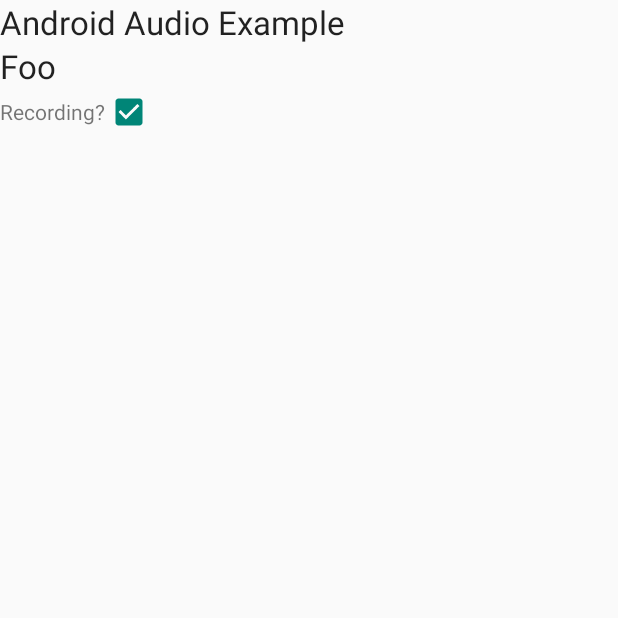
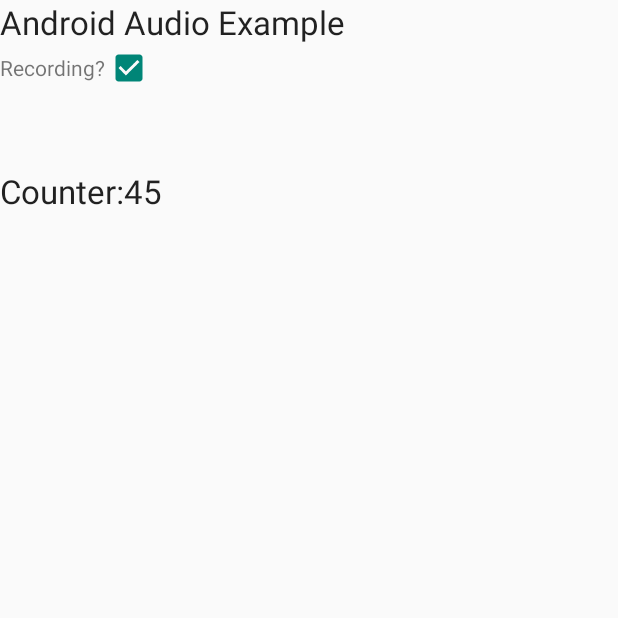
Before and after one commit to H7DE/GroupProjectAndroidApp, an Android app: the AudioActivity screen opened directly, with no data from a screen before it, after a tap on an icon or button, on a phone screen of 412 x 824 dp, the top half of it. Run offline under Robolectric (Android 15) with nearby library versions, the phone set to English and light mode, and no system bars.

Commit message:
Basic concurrent ui updates

```diff
--- a/app/src/main/java/com/imperial/group/audiovis/AudioActivity.java
+++ b/app/src/main/java/com/imperial/group/audiovis/AudioActivity.java
@@ -6,10 +6,14 @@ import android.media.AudioManager;
 import android.media.AudioRecord;
 import android.media.MediaRecorder;
 import android.os.Bundle;
+import android.os.Handler;
 import android.util.Log;
 import android.view.View;
 import android.widget.CheckBox;
 import android.widget.TextView;
+
+import java.nio.Buffer;
+import java.nio.ShortBuffer;
 
 /**
  * Created by rick on 19/10/2015.
@@ -17,6 +21,7 @@ import android.widget.TextView;
 public class AudioActivity extends Activity {
 
     public static final String DEBUG = "DEBUG";
+    private static final long REPEAT_INTERVAL = 40;
     private AudioRecord recorder;
     private static final int RECORDER_SAMPLERATE = 8000;
     private static final int RECORDER_CHANNELS = AudioFormat.CHANNEL_IN_MONO;
@@ -24,22 +29,17 @@ public class AudioActivity extends Activity {
 
     private Thread recordingThread = null;
     private boolean isRecording = false;
+    private TextView textView;
+
+    private Handler handler;
 
     @Override
     protected void onCreate(Bundle savedInstanceState) {
         super.onCreate(savedInstanceState);
         setContentView(R.layout.audio_layout);
-//        recorder = new AudioRecord(MediaRecorder.AudioSource.MIC, 44100,
-//                RECORDER_SAMPLERATE, RECORDER_AUDIO_ENCODING, AudioRecord.getMinBufferSize(RECORDER_SAMPLERATE, RECORDER_CHANNELS, RECORDER_AUDIO_ENCODING));
-
-        TextView msg = (TextView) findViewById(R.id.textView2);
-        msg.setText("Foo");
-//        Log.d("DEBUG", "" + recorder.getState());
-
-        //CONFIGURE BUTTONS
-        //START/STOP recording
-
-        //Visualize audio data
+        textView = (TextView) findViewById(R.id.textView2);
+        textView.setText("----------------------------------------");
+        handler = new Handler();
     }
 
     public void onCheckboxClicked(View view) {
@@ -60,8 +60,9 @@ public class AudioActivity extends Activity {
         }
     }
 
+    static int counter = 0;
     private void startRecording() {
-        int BufferElements2Rec = 1024; // want to play 2048 (2K) since 2 bytes we use only 1024
+        final int BufferElements2Rec = 1024; // want to play 2048 (2K) since 2 bytes we use only 1024
         int BytesPerElement = 2; // 2 bytes in 16bit format
         recorder = new AudioRecord(MediaRecorder.AudioSource.MIC,
                 RECORDER_SAMPLERATE, RECORDER_CHANNELS,
@@ -69,12 +70,37 @@ public class AudioActivity extends Activity {
 
         recorder.startRecording();
         isRecording = true;
-        recordingThread = new Thread(new Runnable() {
+//        int counter = 0;
+        Runnable updateVisualizer = new Runnable() {
+            @Override
             public void run() {
-                Log.d(DEBUG, "RECORDING");
+
+                if (isRecording) // if we are already recording
+                {
+                    textView.setText("Counter:" + ++counter);
+                    // update in 40 milliseconds
+                    handler.postDelayed(this, REPEAT_INTERVAL);
+                }
             }
-        }, "AudioRecorder Thread");
-        recordingThread.start();
+        };
+
+        handler.post(updateVisualizer);
+//        recordingThread = new Thread(new Runnable() {
+//            public void run() {
+//                Log.d(DEBUG, "RECORDING");
+//                short[] audioData = new short[BufferElements2Rec];
+//                int counter = 0;
+////                while(isRecording){
+////                    int bufferReadResult = recorder.read(audioData, 0, audioData.length);
+////                    if(bufferReadResult == BufferElements2Rec){
+////                        Buffer realAudioData1024 = ShortBuffer.wrap(audioData, 0, 1024);
+//////                        textView.setText("Counter:" + 0);
+////                    }
+////
+////                }
+//            }
+//        }, "AudioRecorder Thread");
+//        runOnUiThread(recordingThread);
     }
 
     private void stopRecording() {
@@ -85,6 +111,7 @@ public class AudioActivity extends Activity {
             recorder.release();
             recorder = null;
             recordingThread = null;
+            Log.d(DEBUG, "STOPPED RECORDING");
         }
     }
 
--- a/app/src/main/res/layout/audio_layout.xml
+++ b/app/src/main/res/layout/audio_layout.xml
@@ -1,40 +1,43 @@
 <?xml version="1.0" encoding="utf-8"?>
 <LinearLayout xmlns:android="http://schemas.android.com/apk/res/android"
-    android:layout_width="match_parent" android:layout_height="match_parent"
-    android:orientation="vertical">
+    android:layout_width="match_parent"
+    android:layout_height="match_parent"
+    android:orientation="vertical"
+    android:weightSum="1">
 
     <TextView
+        android:id="@+id/textView"
         android:layout_width="wrap_content"
         android:layout_height="wrap_content"
-        android:textAppearance="?android:attr/textAppearanceLarge"
         android:text="Android Audio Example"
-        android:id="@+id/textView" />
+        android:textAppearance="?android:attr/textAppearanceLarge" />
+
+    <LinearLayout
+        android:layout_width="match_parent"
+        android:layout_height="48dp"
+        android:orientation="horizontal"
+        android:layout_weight="0.05">
+
+        <TextView
+            android:id="@+id/RecordingLabel"
+            android:layout_width="wrap_content"
+            android:layout_height="wrap_content"
+            android:text="Recording?"
+            android:textAppearance="?android:attr/textAppearanceSmall" />
+
+        <CheckBox
+            android:id="@+id/recordingCheckBox"
+            android:layout_width="wrap_content"
+            android:layout_height="wrap_content"
+            android:checked="false"
+            android:onClick="onCheckboxClicked" />
+    </LinearLayout>
 
     <TextView
+        android:id="@+id/textView2"
         android:layout_width="wrap_content"
         android:layout_height="wrap_content"
-        android:textAppearance="?android:attr/textAppearanceLarge"
         android:text="TODO"
-        android:id="@+id/textView2" />
-
-    <LinearLayout
-        android:orientation="horizontal"
-        android:layout_width="match_parent"
-        android:layout_height="match_parent">
-
-        <TextView
-            android:layout_width="wrap_content"
-            android:layout_height="wrap_content"
-            android:textAppearance="?android:attr/textAppearanceSmall"
-            android:text="Recording?"
-            android:id="@+id/RecordingLabel" />
-
-        <CheckBox
-            android:layout_width="wrap_content"
-            android:layout_height="wrap_content"
-            android:id="@+id/recordingCheckBox"
-            android:checked="false"
-            android:onClick="onCheckboxClicked"/>
-    </LinearLayout>
+        android:textAppearance="?android:attr/textAppearanceLarge" />
 
 </LinearLayout>
```
Also changed, not shown: app/src/main/java/com/imperial/group/audiovis/VisualizerView.java (added, +69 -0 lines).
